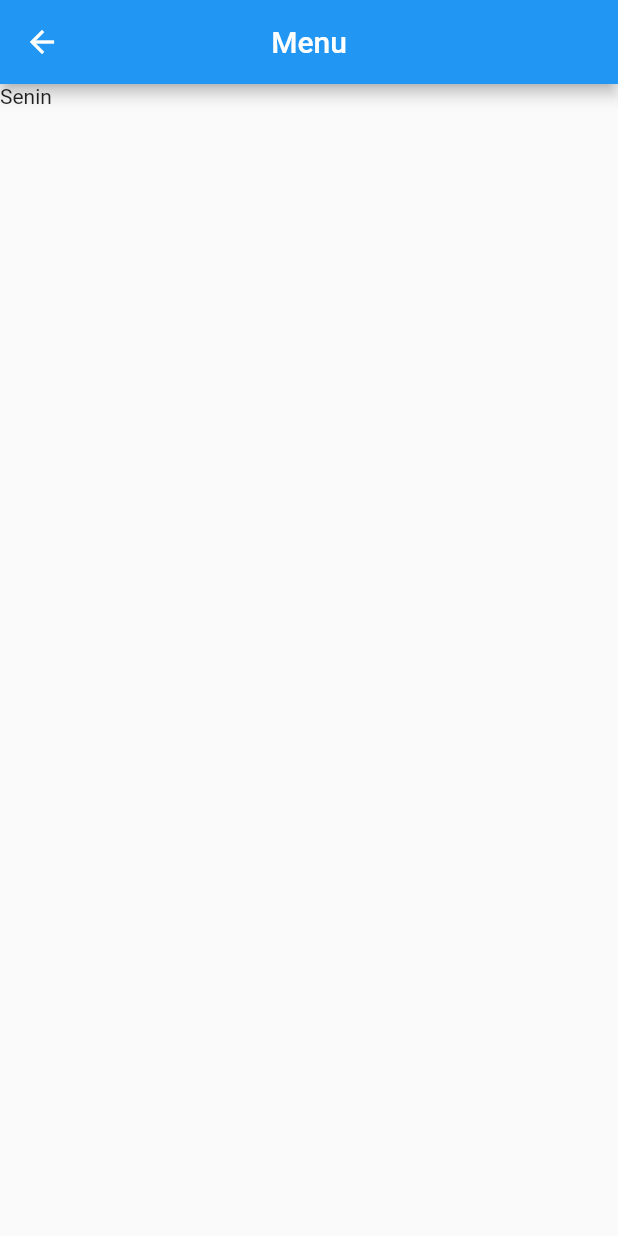
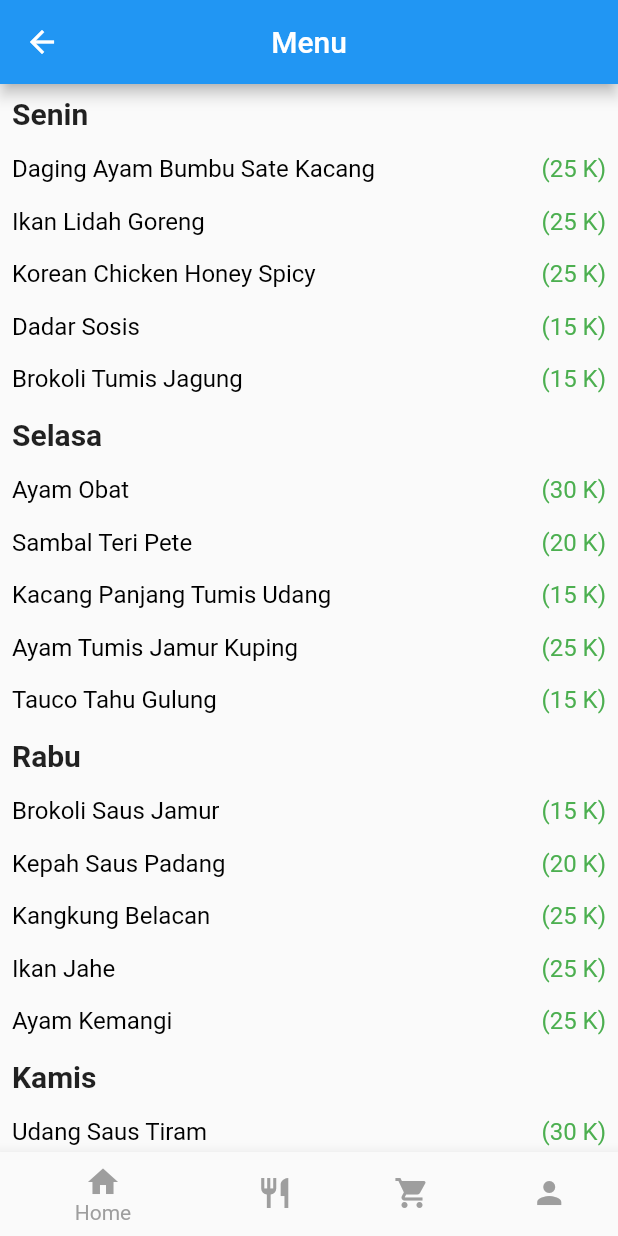
Before and after one commit to S69n250w/flutter_David-Christian-Hui, a Flutter app: the MyHomePage screen opened directly, item 2 of the bottom bar chosen, on a phone screen of 412 x 824 dp. Run offline on Flutter 3.47's test engine with Material 2 defaults, Android fonts, the phone set to English and light mode, and no system bars; our stand-ins replace dio.

Commit message:
Update tugas Mini Project
menambahkan fitur dan halaman

```diff
--- a/Mini Project/praktikum/david_c_mini/lib/home_page.dart
+++ b/Mini Project/praktikum/david_c_mini/lib/home_page.dart
@@ -20,54 +20,54 @@ class _MyHomePageState extends State<MyHomePage> {
 
     final List<String> horizontalImagePaths = [
       'assets/ayam_asam_manis.jpg',
-      'assets/ayam_kemangi.jpg',
-      'assets/ayam_lada_hitam.jpg',
-      'assets/ayam_obat.jpg',
-      'assets/ayam_asam_manis.jpg',
-      'assets/ayam_kemangi.jpg',
-      'assets/ayam_lada_hitam.jpg',
-      'assets/ayam_obat.jpg',
-      'assets/ayam_asam_manis.jpg',
-      'assets/ayam_kemangi.jpg',
-      'assets/ayam_lada_hitam.jpg',
-      'assets/ayam_obat.jpg',
-      'assets/ayam_asam_manis.jpg',
-      'assets/ayam_kemangi.jpg',
-      'assets/ayam_lada_hitam.jpg',
-      'assets/ayam_obat.jpg',
-      'assets/ayam_asam_manis.jpg',
-      'assets/ayam_kemangi.jpg',
-      'assets/ayam_lada_hitam.jpg',
-      'assets/ayam_obat.jpg',
-      'assets/ayam_asam_manis.jpg',
-      'assets/ayam_kemangi.jpg',
-      'assets/ayam_lada_hitam.jpg',
-      'assets/ayam_obat.jpg',
-      'assets/ayam_asam_manis.jpg',
-      'assets/ayam_kemangi.jpg',
-      'assets/ayam_lada_hitam.jpg',
-      'assets/ayam_obat.jpg',
-      'assets/ayam_asam_manis.jpg',
-      'assets/ayam_kemangi.jpg',
-      'assets/ayam_lada_hitam.jpg',
-      'assets/ayam_obat.jpg',
-      'assets/ayam_asam_manis.jpg',
-      'assets/ayam_kemangi.jpg',
-      'assets/ayam_lada_hitam.jpg',
-      'assets/ayam_obat.jpg',
-      'assets/ayam_asam_manis.jpg',
-      'assets/ayam_kemangi.jpg',
-      'assets/ayam_lada_hitam.jpg',
-      'assets/ayam_obat.jpg',
-    ];
-
-    final List<String> verticalImagePaths = [
-      'assets/ayam_asam_manis.jpg',
+      'assets/ayam_kecap.jpg',
       'assets/ayam_kemangi.jpg',
       'assets/ayam_lada_hitam.jpg',
       'assets/ayam_obat.jpg',
       'assets/ayam_tumis_jamur_kuping.jpg',
       'assets/brokoli_saus_jamur.jpg',
+      'assets/brokoli_tumis_jagung.jpg',
+      'assets/buncis_teri.jpg',
+      'assets/chicken_katsu_kari_jepang.jpg',
+      'assets/dadar_sosis.jpg',
+      'assets/daging_ayam_bumbu_sate_kacang.jpg',
+      'assets/ikan_asam_manis.jpg',
+      'assets/ikan_goreng_nestum.jpg',
+      'assets/ikan_jahe.jpg',
+      'assets/ikan_kakap_sambalado.jpg',
+      'assets/ikan_lidah_goreng.jpg',
+      'assets/kacang_panjang_tumis_udang.jpg',
+      'assets/kangkung_belacan.jpg',
+      'assets/kepah_saus_padang.jpg',
+      'assets/korean_chicken_honey_spicy.jpg',
+      'assets/mata_sapi_jahe.jpg',
+      'assets/pecel.jpg',
+      'assets/perkedel_jagung.jpg',
+      'assets/perkedel_kentang.jpg',
+      'assets/peyek_udang.jpg',
+      'assets/pokcoy_saus_tiram.jpg',
+      'assets/rendang_ayam.jpg',
+      'assets/sambal_teri_kacang.jpg',
+      'assets/sambal_teri_pete.jpg',
+      'assets/sayur_lodeh.jpg',
+      'assets/sosis_asam_manis.jpg',
+      'assets/soto.jpg',
+      'assets/soun_tumis_sayur_kol.jpg',
+      'assets/tauco_tahu_gulung.jpg',
+      'assets/tauco_tahu_udang.jpg',
+      'assets/tomyam_ikan_kakap.jpg',
+      'assets/tumis_gambas.jpg',
+      'assets/tumis_pokcoy.jpg',
+      'assets/udang_saus_tiram.jpg'
+    ];
+
+    final List<String> verticalImagePaths = [
+      'assets/daging_ayam_bumbu_sate_kacang.jpg',
+      'assets/ayam_obat.jpg',
+      'assets/kepah_saus_padang.jpg',
+      'assets/peyek_udang.jpg',
+      'assets/tomyam_ikan_kakap.jpg',
+      'assets/ayam_asam_manis.jpg'
     ];
 
     return Scaffold(
@@ -80,7 +80,7 @@ class _MyHomePageState extends State<MyHomePage> {
           children: [
             Container(
               height: verticalImagePaths.length *
-                  200.0, // Tinggi dinamis berdasarkan jumlah data
+                  170.0, // Tinggi dinamis berdasarkan jumlah data
               child: GridView.builder(
                 physics: NeverScrollableScrollPhysics(),
                 gridDelegate: SliverGridDelegateWithFixedCrossAxisCount(
@@ -94,7 +94,7 @@ class _MyHomePageState extends State<MyHomePage> {
                       child: ElevatedButton(
                         onPressed: () {
                           Navigator.of(context).push(MaterialPageRoute(
-                              builder: (_) => const MenuPage()));
+                              builder: (_) => const OrderPage()));
                         },
                         child: Image(
                           width: 100,
@@ -107,8 +107,9 @@ class _MyHomePageState extends State<MyHomePage> {
               ),
             ),
             SizedBox(height: 20),
+            Text('Rekomendasi'),
             Container(
-              height: 200, // Tinggi dinamis berdasarkan jumlah data
+              height: 150, // Tinggi dinamis berdasarkan jumlah data
               child: ListView.builder(
                 scrollDirection: Axis.horizontal,
                 itemCount: verticalImagePaths.length,
@@ -145,22 +146,26 @@ class _MyHomePageState extends State<MyHomePage> {
             _currentIndex = index;
             if (index == 0) {
               // Jika item "Home" dipilih, arahkan ke MyHomePage
-              Navigator.push(context, MaterialPageRoute(builder: (_) => MyHomePage()));
+              Navigator.push(
+                  context, MaterialPageRoute(builder: (_) => MyHomePage()));
             } else if (index == 1) {
               // Jika item "Menu" dipilih, arahkan ke MenuPage
-              Navigator.push(context, MaterialPageRoute(builder: (_) => MenuPage()));
+              Navigator.push(
+                  context, MaterialPageRoute(builder: (_) => MenuPage()));
             } else if (index == 2) {
-              Navigator.push(context, MaterialPageRoute(builder: (_) => OrderPage()));
+              Navigator.push(
+                  context, MaterialPageRoute(builder: (_) => OrderPage()));
             } else if (index == 3) {
-              Navigator.push(context, MaterialPageRoute(builder: (_) => ProfilePage()));
+              Navigator.push(
+                  context, MaterialPageRoute(builder: (_) => ProfilePage()));
             }
           });
         },
         items: const [
           BottomNavigationBarItem(icon: Icon(Icons.home), label: 'Home'),
           BottomNavigationBarItem(icon: Icon(Icons.restaurant), label: 'Menu'),
-          BottomNavigationBarItem(icon: Icon(Icons.payment), label: 'Order'),
-          BottomNavigationBarItem(icon: Icon(Icons.usb), label: 'Profile'),
+          BottomNavigationBarItem(icon: Icon(Icons.shopping_cart), label: 'Order'),
+          BottomNavigationBarItem(icon: Icon(Icons.person), label: 'Profile'),
         ],
       ),
     );
--- a/Mini Project/praktikum/david_c_mini/lib/main.dart
+++ b/Mini Project/praktikum/david_c_mini/lib/main.dart
@@ -1,8 +1,16 @@
-import 'package:david_c_mini/home_page.dart';
+import 'package:david_c_mini/login_page.dart';
 import 'package:flutter/material.dart';
 
 void main() {
-  runApp(const MyApp());
+  runApp(MaterialApp(
+      debugShowCheckedModeBanner: false,
+    // Route default aplikasi (biasanya halaman beranda)
+    home: LoginPage(),
+    // Definisikan rute tambahan
+    routes: {
+      '/login': (context) => LoginPage(),
+    },
+  ));
 }
 
 class MyApp extends StatelessWidget {
@@ -13,7 +21,7 @@ class MyApp extends StatelessWidget {
     return const MaterialApp(
       debugShowCheckedModeBanner: false,
       title: 'Flutter Demo',
-      home: MyHomePage(),
+      home: LoginPage(),
     );
   }
 }
--- a/Mini Project/praktikum/david_c_mini/lib/menu_page.dart
+++ b/Mini Project/praktikum/david_c_mini/lib/menu_page.dart
@@ -1,4 +1,7 @@
 import 'package:flutter/material.dart';
+import 'package:david_c_mini/home_page.dart';
+import 'package:david_c_mini/order_page.dart';
+import 'package:david_c_mini/profile_page.dart';
 
 class MenuPage extends StatefulWidget {
   const MenuPage({super.key});
@@ -8,43 +11,144 @@ class MenuPage extends StatefulWidget {
 }
 
 class _MenuPageState extends State<MenuPage> {
+  int _currentIndex = 0;
+
   @override
   Widget build(BuildContext context) {
+    final Color selectedColor = Colors.grey;
+    final Color unselectedColor = Colors.grey;
+
     return Scaffold(
       appBar: AppBar(
         title: Text("Menu"),
         centerTitle: true,
       ),
-      body: Text('Senin'),
-      // bottomNavigationBar: BottomNavigationBar(
-      //   backgroundColor: Colors.grey[850],
-      //   selectedItemColor: selectedColor,
-      //   unselectedItemColor: unselectedColor,
-      //   currentIndex: _currentIndex, // Indeks yang dipilih
-      //   onTap: (index) {
-      //     // Fungsi ini dipanggil ketika item BottomNavigationBar ditekan
-      //     setState(() {
-      //       _currentIndex = index;
-      //       if (index == 0) {
-      //         // Jika item "Home" dipilih, arahkan ke MyHomePage
-      //         Navigator.push(context, MaterialPageRoute(builder: (_) => MyHomePage()));
-      //       } else if (index == 1) {
-      //         // Jika item "Menu" dipilih, arahkan ke MenuPage
-      //         Navigator.push(context, MaterialPageRoute(builder: (_) => MenuPage()));
-      //       } else if (index == 2) {
-      //         Navigator.push(context, MaterialPageRoute(builder: (_) => OrderPage()));
-      //       } else if (index == 3) {
-      //         Navigator.push(context, MaterialPageRoute(builder: (_) => ProfilePage()));
-      //       }
-      //     });
-      //   },
-      //   items: const [
-      //     BottomNavigationBarItem(icon: Icon(Icons.home), label: 'Home'),
-      //     BottomNavigationBarItem(icon: Icon(Icons.menu), label: 'Menu'),
-      //     BottomNavigationBarItem(icon: Icon(Icons.payment), label: 'Order'),
-      //     BottomNavigationBarItem(icon: Icon(Icons.usb), label: 'Profile'),
-      //   ],
-      // ),
+      body: ListView(
+        children: [
+          buildDayMenu("Senin", context, {
+            "Daging Ayam Bumbu Sate Kacang": 25,
+            "Ikan Lidah Goreng": 25,
+            "Korean Chicken Honey Spicy": 25,
+            "Dadar Sosis": 15,
+            "Brokoli Tumis Jagung": 15,
+          }),
+          buildDayMenu("Selasa", context, {
+            "Ayam Obat": 30,
+            "Sambal Teri Pete": 20,
+            "Kacang Panjang Tumis Udang": 15,
+            "Ayam Tumis Jamur Kuping": 25,
+            "Tauco Tahu Gulung": 15,
+          }),
+          buildDayMenu("Rabu", context, {
+            "Brokoli Saus Jamur": 15,
+            "Kepah Saus Padang": 20,
+            "Kangkung Belacan": 25,
+            "Ikan Jahe": 25,
+            "Ayam Kemangi": 25,
+          }),
+          buildDayMenu("Kamis", context, {
+            "Udang Saus Tiram": 30,
+            "Sayur Lodeh": 15,
+            "Peyek Udang": 20,
+            "Rendang Ayam": 30,
+            "Ayam Lada Hitam": 25,
+          }),
+          buildDayMenu("Jumat", context, {
+            "Tauco Tahu Udang": 25,
+            "Perkedel Jagung": 15,
+            "Pecel": 15,
+            "Chicken Katsu Kari Jepang": 25,
+            "Tomyam Ikan Kakap": 30,
+          }),
+          buildDayMenu("Sabtu", context, {
+            "Soto": 25,
+            "Perkedel Kentang": 15,
+            "Buncis Teri": 15,
+            "Ayam Asam Manis": 20,
+            "Ikan Kakap Sambalado": 30,
+          }),
+          // Tambahkan menu untuk hari lain di sini
+        ],
+      ),
+      bottomNavigationBar: BottomNavigationBar(
+        backgroundColor: Colors.grey[850],
+        selectedItemColor: selectedColor,
+        unselectedItemColor: unselectedColor,
+        currentIndex: _currentIndex, // Indeks yang dipilih
+        onTap: (index) {
+          // Fungsi ini dipanggil ketika item BottomNavigationBar ditekan
+          setState(() {
+            _currentIndex = index;
+            if (index == 0) {
+              // Jika item "Home" dipilih, arahkan ke MyHomePage
+              Navigator.push(
+                  context, MaterialPageRoute(builder: (_) => MyHomePage()));
+            } else if (index == 1) {
+              // Jika item "Menu" dipilih, arahkan ke MenuPage
+              Navigator.push(
+                  context, MaterialPageRoute(builder: (_) => MenuPage()));
+            } else if (index == 2) {
+              Navigator.push(
+                  context, MaterialPageRoute(builder: (_) => OrderPage()));
+            } else if (index == 3) {
+              Navigator.push(
+                  context, MaterialPageRoute(builder: (_) => ProfilePage()));
+            }
+          });
+        },
+        items: const [
+          BottomNavigationBarItem(icon: Icon(Icons.home), label: 'Home'),
+          BottomNavigationBarItem(icon: Icon(Icons.restaurant), label: 'Menu'),
+          BottomNavigationBarItem(
+              icon: Icon(Icons.shopping_cart), label: 'Order'),
+          BottomNavigationBarItem(icon: Icon(Icons.person), label: 'Profile'),
+        ],
+      ),
+    );
+  }
+
+  Widget buildDayMenu(
+      String day, BuildContext context, Map<String, int> items) {
+    return Column(
+      crossAxisAlignment: CrossAxisAlignment.start,
+      children: [
+        Padding(
+          padding: const EdgeInsets.all(8.0),
+          child: Text(
+            day,
+            style: TextStyle(fontSize: 20, fontWeight: FontWeight.bold),
+          ),
+        ),
+        Column(
+          children: items.entries.map((entry) {
+            final item = entry.key;
+            final price = entry.value;
+            return InkWell(
+              onTap: () {
+                Navigator.of(context)
+                    .push(MaterialPageRoute(builder: (_) => MyHomePage()));
+              },
+              child: Padding(
+                padding: const EdgeInsets.all(8.0),
+                child: Row(
+                  children: [
+                    Expanded(
+                      child: Text(
+                        item,
+                        style: TextStyle(color: Colors.black, fontSize: 16),
+                      ),
+                    ),
+                    Text(
+                      "($price K)",
+                      style: TextStyle(color: Colors.green, fontSize: 16),
+                    ),
+                  ],
+                ),
+              ),
+            );
+          }).toList(),
+        ),
+      ],
     );
   }
 }
```
Also changed, not shown: Mini Project/praktikum/david_c_mini/lib/api.dart (added, +59 -0 lines), Mini Project/praktikum/david_c_mini/lib/login_page.dart (+56 -0 lines), Mini Project/praktikum/david_c_mini/lib/sign_up_page.dart (+53 -0 lines), Mini Project/praktikum/david_c_mini/pubspec.yaml (+11 -3 lines), Mini Project/praktikum/david_c_mini/assets/ayam_kecap.jpg (added), Mini Project/praktikum/david_c_mini/assets/ikan_asam_manis.jpg (added), Mini Project/praktikum/david_c_mini/assets/ikan_goreng_nestum.jpg (added), Mini Project/praktikum/david_c_mini/assets/mata_sapi_jahe.jpg (added), Mini Project/praktikum/david_c_mini/assets/pokcoy_saus_tiram.jpg (added), Mini Project/praktikum/david_c_mini/assets/sambal_teri_kacang.jpg (added), Mini Project/praktikum/david_c_mini/assets/sosis_asam_manis.jpg (added), Mini Project/praktikum/david_c_mini/assets/soun_tumis_sayur_kol.jpg (added), Mini Project/praktikum/david_c_mini/assets/tumis_gambas.jpg (added), Mini Project/praktikum/david_c_mini/assets/tumis_pokcoy.jpg (added), 1 more files, 1 other file.
